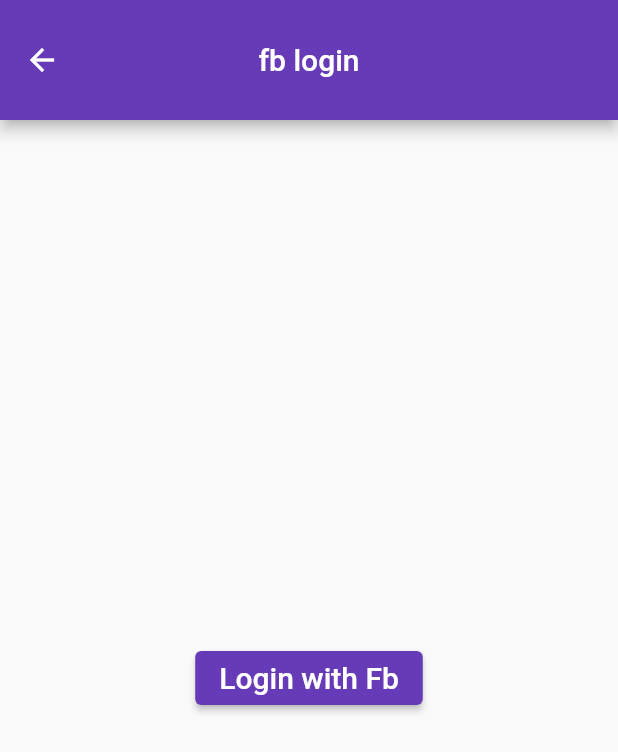
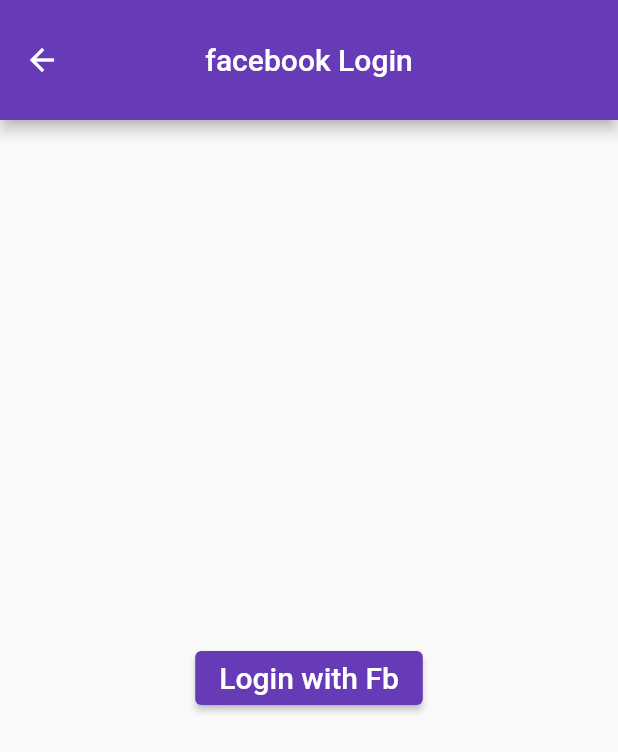
Before and after one commit to naseerx/Facebook-Login, a Flutter app: the MyHomePage screen opened directly, on a phone screen of 412 x 824 dp. Shown: the top 752 px of the screen. Run offline on Flutter 3.47's test engine with Material 2 defaults, Android fonts, the phone set to English and light mode, and no system bars; our stand-ins replace firebase_core, google_mobile_ads; missing offline and left inert: flutter_facebook_auth; accounts and stored records are empty.

Commit message:
ads working

```diff
--- a/lib/home.dart
+++ b/lib/home.dart
@@ -4,6 +4,7 @@ import 'package:fb/ads/rewarded.dart';
 import 'package:fb/get_api.dart';
 import 'package:fb/main.dart';
 import 'package:fb/screen.dart';
+import 'package:flutter/foundation.dart';
 import 'package:flutter/material.dart';
 import 'package:google_mobile_ads/google_mobile_ads.dart';
 
@@ -36,7 +37,9 @@ class _HomeScreenState extends State<HomeScreen> {
           });
         },
         onAdFailedToLoad: (err) {
-          print('Failed to load an interstitial ad: ${err.message}');
+          if (kDebugMode) {
+            print('Failed to load an interstitial ad: ${err.message}');
+          }
         },
       ),
     );
--- a/lib/main.dart
+++ b/lib/main.dart
@@ -44,7 +44,7 @@ class _MyHomePageState extends State<MyHomePage> {
   Widget build(BuildContext context) {
     return Scaffold(
       appBar: AppBar(
-        title: const Text('fb login'),
+        title: const Text('facebook Login'),
         centerTitle: true,
         toolbarHeight: 80,
         backgroundColor: Colors.deepPurple,
--- a/pubspec.yaml
+++ b/pubspec.yaml
@@ -39,6 +39,7 @@ dependencies:
   flutter_facebook_auth: ^4.3.4+2
   http: ^0.13.4
   google_mobile_ads:
+  rename:
 
 dev_dependencies:
   flutter_test:
```
Also changed, not shown: pubspec.lock.
